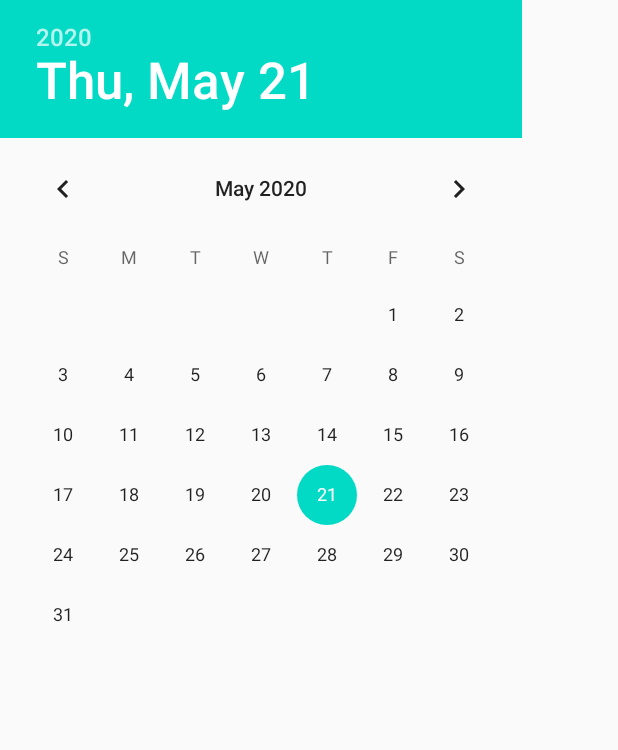
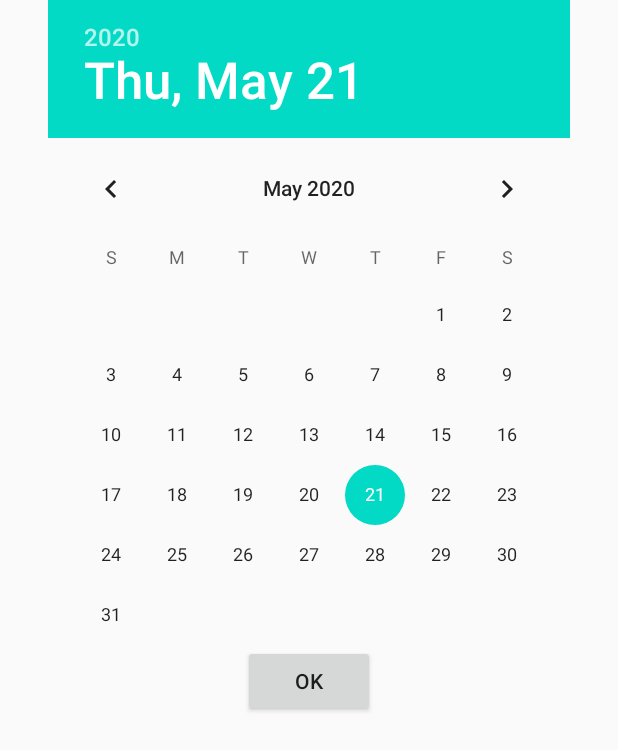
Before and after one commit to Vladiablo/BookDepository, an Android app: the layout dialog_date.xml on its own in the app's theme, with its tools: preview values and no code run, on a phone screen of 412 x 824 dp. Shown: the top 750 px of the screen. Run offline under Robolectric (Android 15) with nearby library versions, the phone set to English and light mode, and no system bars.

Commit message:
Chapter 11 complete

```diff
--- a/app/src/main/AndroidManifest.xml
+++ b/app/src/main/AndroidManifest.xml
@@ -20,6 +20,10 @@
             android:label="@string/app_name">
 
         </activity>
+        <activity android:name=".DatePickerActivity"
+            android:label="@string/app_name">
+
+        </activity>
     </application>
 
 </manifest>
--- a/app/src/main/res/layout/dialog_date.xml
+++ b/app/src/main/res/layout/dialog_date.xml
@@ -1,7 +1,19 @@
 <?xml version="1.0" encoding="utf-8"?>
-<DatePicker xmlns:android="http://schemas.android.com/apk/res/android"
+<LinearLayout xmlns:android="http://schemas.android.com/apk/res/android"
+    android:layout_width="match_parent"
+    android:layout_height="match_parent"
+    android:orientation="vertical">
+<DatePicker
     android:id="@+id/dialog_date_date_picker"
     android:layout_width="wrap_content"
     android:layout_height="wrap_content"
     android:calendarViewShown="false"
+    android:layout_gravity="center"
     />
+    <Button
+        android:id="@+id/dialog_date_button_ok"
+        android:layout_width="wrap_content"
+        android:layout_height="wrap_content"
+        android:layout_gravity="center"
+        android:text="@android:string/ok"/>
+</LinearLayout>
```
Also changed, not shown: app/src/main/java/ru/rksi/koleukhov/bookdepository/BookFragment.java (+8 -4 lines), app/src/main/java/ru/rksi/koleukhov/bookdepository/DatePickerActivity.java (added, +26 -0 lines), app/src/main/java/ru/rksi/koleukhov/bookdepository/DatePickerFragment.java (+51 -8 lines).
